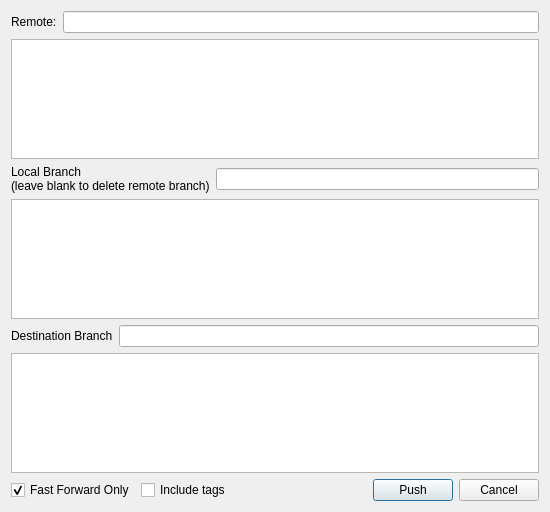
The window that ui/PushDialog.ui (git-cola/git-cola) describes before a commit, drawn with Qt 5.
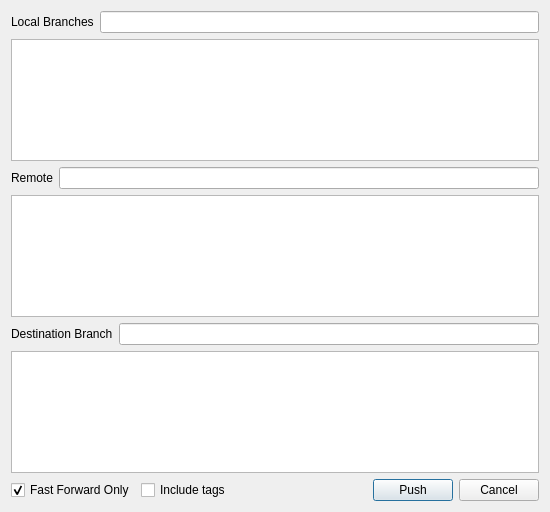
The same window after the commit.

```diff
--- a/ui/PushDialog.ui
+++ b/ui/PushDialog.ui
@@ -18,39 +18,34 @@
      <item>
       <widget class="QLabel" name="label" >
        <property name="text" >
-        <string>Remote:</string>
+        <string>Local Branches</string>
        </property>
       </widget>
      </item>
      <item>
-      <widget class="QLineEdit" name="remoteText" />
+      <widget class="QLineEdit" name="localBranchText" />
      </item>
     </layout>
    </item>
    <item>
-    <widget class="QListWidget" name="remoteList" />
+    <widget class="QListWidget" name="localBranchList" />
    </item>
    <item>
     <layout class="QHBoxLayout" >
      <item>
       <widget class="QLabel" name="label_2" >
        <property name="text" >
-        <string>Local Branch
-(leave blank to delete remote branch)</string>
+        <string>Remote</string>
        </property>
       </widget>
      </item>
      <item>
-      <widget class="QLineEdit" name="localBranchText" >
-       <property name="text" >
-        <string/>
-       </property>
-      </widget>
+      <widget class="QLineEdit" name="remoteText" />
      </item>
     </layout>
    </item>
    <item>
-    <widget class="QListWidget" name="localBranchList" />
+    <widget class="QListWidget" name="remoteList" />
    </item>
    <item>
     <layout class="QHBoxLayout" >
```
